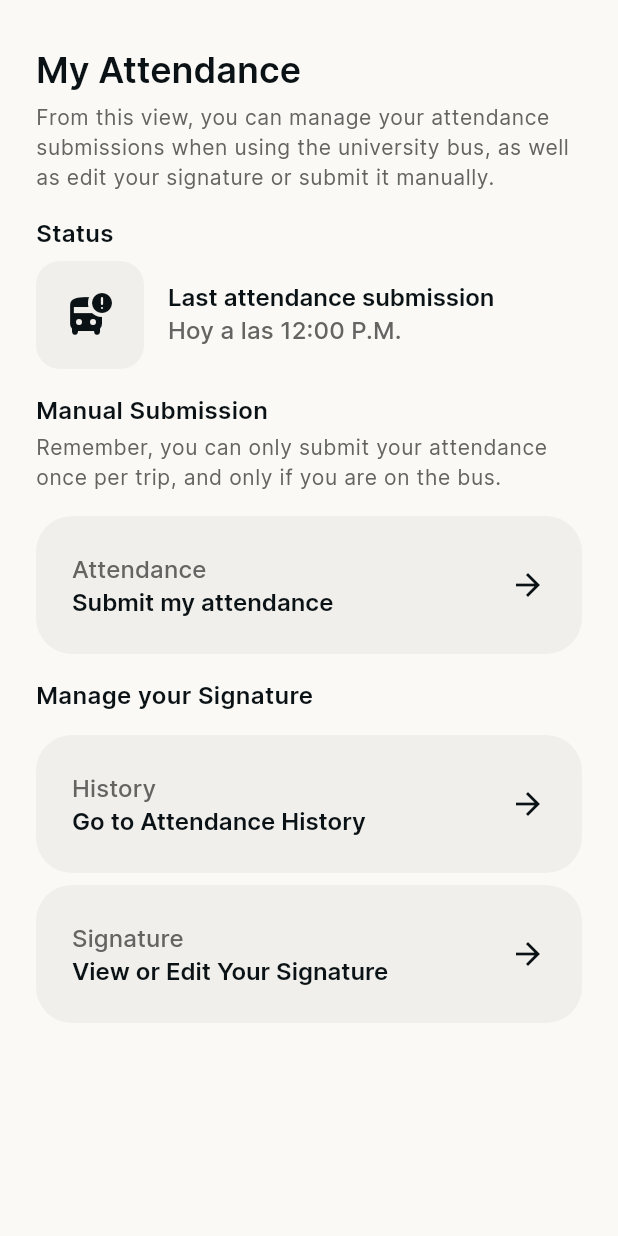
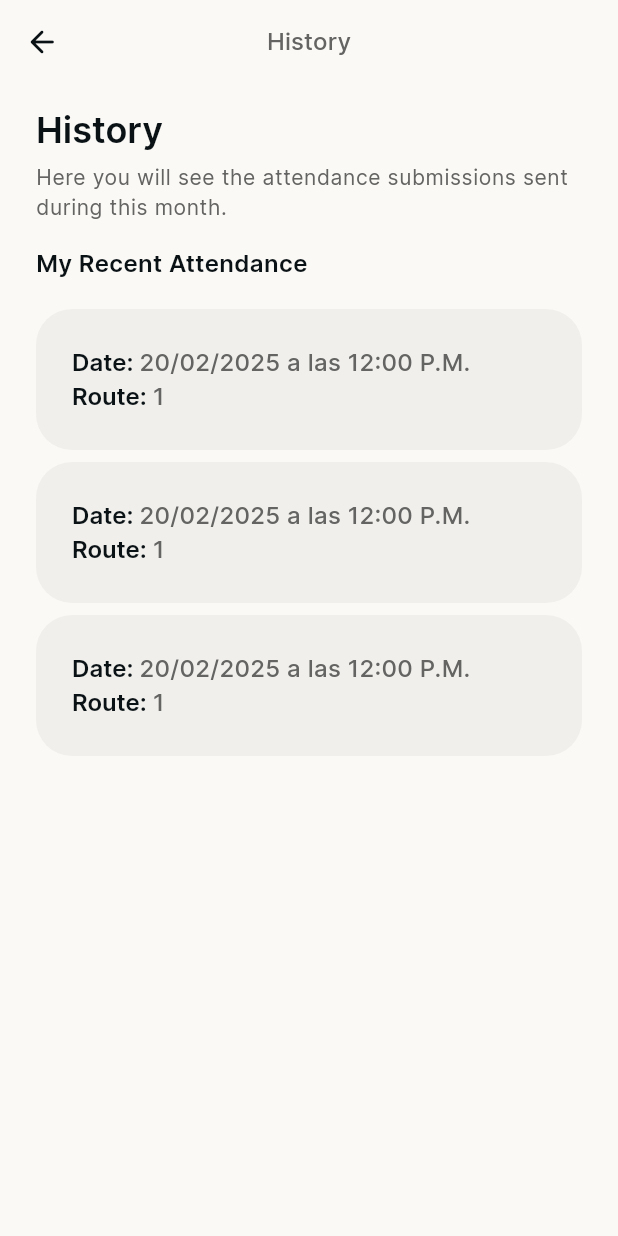
Before and after one commit to movilidad-up/simup-up-app, a Flutter app: the AttendanceView widget shown alone on an empty page, opened directly, after a tap on "History", on a phone screen of 412 x 824 dp. Run offline on Flutter 3.47's test engine with Material 3 defaults, Android fonts, the phone set to English and light mode, and no system bars; our stand-ins replace flutter_dotenv, flutter_local_notifications, flutter_styled_toast, flutter_svg, flutter_timezone, marquee and 7 more; missing offline and left inert: cron, zoom_widget; accounts and stored records are empty; generated files the repository leaves out were written again.

Commit message:
SMP-023 - Adds base history view on Attendance.

```diff
--- a/lib/l10n/app_en.arb
+++ b/lib/l10n/app_en.arb
@@ -163,10 +163,14 @@
   "attendance": "Attendance",
   "submitMyAttendance": "Submit my attendance",
   "manageAttendance": "Manage your Signature",
+  "myRecentAttendance": "My Recent Attendance",
   "history": "History",
+  "historyDescription": "Here you will see the attendance submissions sent during this month.",
   "goToHistory": "Go to Attendance History",
   "signature": "Signature",
   "goToSignature": "View or Edit Your Signature",
+  "date": "Date",
+  "route": "Route",
 
   "monday": "Monday",
   "tuesday": "Tuesday",
--- a/lib/l10n/app_es.arb
+++ b/lib/l10n/app_es.arb
@@ -164,10 +164,14 @@
   "attendance": "Asistencia",
   "submitMyAttendance": "Enviar mi asistencia",
   "manageAttendance": "Administra tu Firma",
+  "myRecentAttendance": "Mis Asistencias Recientes",
   "history": "Historial",
+  "historyDescription": "Acá se visualizarán las asistencias enviadas durante este mes.",
   "goToHistory": "Ir a Historial de Asistencias",
   "signature": "Firma",
   "goToSignature": "Visualiza o Edita tu Firma",
+  "date": "Fecha",
+  "route": "Ruta",
 
   "monday": "Lunes",
   "tuesday": "Martes",
--- a/lib/views/attendance_view.dart
+++ b/lib/views/attendance_view.dart
@@ -5,7 +5,9 @@ import 'package:flutter_gen/gen_l10n/app_localizations.dart';
 import 'package:http/http.dart' as http;
 import 'package:simup_up/views/components/action_card.dart';
 import 'package:simup_up/views/components/attendance_status.dart';
+import 'package:simup_up/views/history-view.dart';
 import 'package:simup_up/views/styles/spaces.dart';
+import 'package:simup_up/views/utils/custom-page-router.dart';
 
 class AttendanceView extends StatefulWidget {
   const AttendanceView({super.key});
@@ -105,7 +107,9 @@ class _AttendanceViewState extends State<AttendanceView> {
                   ),
                   VerticalSpacing(16.0),
                   ActionCard(
-                    onSchedulesTap: (){},
+                    onSchedulesTap: () {
+                      Navigator.of(context).push(CustomPageRoute(const HistoryView()));
+                    },
                     subtitle: AppLocalizations.of(context)!.history,
                     title: AppLocalizations.of(context)!.goToHistory,
                   ),
--- /dev/null
+++ b/lib/views/components/attendance-card.dart
@@ -0,0 +1,84 @@
+import 'package:flutter/material.dart';
+import 'package:simup_up/views/styles/spaces.dart';
+import 'package:flutter_gen/gen_l10n/app_localizations.dart';
+
+class AttendanceCard extends StatefulWidget {
+  final String date;
+  final String route;
+
+  const AttendanceCard({
+    Key? key,
+    required this.date, required this.route,
+  }) : super(key: key);
+
+  @override
+  State<AttendanceCard> createState() => _AttendanceCardState();
+}
+
+class _AttendanceCardState extends State<AttendanceCard> {
+  @override
+  Widget build(BuildContext context) {
+    return Material(
+      borderRadius: BorderRadius.circular(24.0),
+      color: Theme.of(context).colorScheme.surfaceContainer,
+      child: InkWell(
+        borderRadius: BorderRadius.circular(24.0),
+        onTap: (){},
+        child: Padding(
+          padding: const EdgeInsets.symmetric(vertical: 16.0, horizontal: 24.0),
+          child: Padding(
+            padding: EdgeInsets.symmetric(vertical: 8.0),
+            child: Row(
+              children: [
+                Expanded(
+                  child: Row(
+                    mainAxisAlignment: MainAxisAlignment.spaceBetween,
+                    children: [
+                      Flexible(
+                        child: Column(
+                          crossAxisAlignment: CrossAxisAlignment.start,
+                          children: [
+                            Row(
+                              children: [
+                                Text(
+                                  "${AppLocalizations.of(context)!.date}:",
+                                  style: Theme.of(context).textTheme.headlineMedium,
+                                  textScaler: const TextScaler.linear(1.0),
+                                ),
+                                HorizontalSpacing(4.0),
+                                Text(
+                                  widget.date,
+                                  style: Theme.of(context).textTheme.labelSmall,
+                                  textScaler: const TextScaler.linear(1.0),
+                                ),
+                              ],
+                            ),
+                            Row(
+                              children: [
+                                Text(
+                                  "${AppLocalizations.of(context)!.route}:",
+                                  style: Theme.of(context).textTheme.headlineMedium,
+                                  textScaler: const TextScaler.linear(1.0),
+                                ),
+                                HorizontalSpacing(4.0),
+                                Text(
+                                  widget.route,
+                                  style: Theme.of(context).textTheme.labelSmall,
+                                  textScaler: const TextScaler.linear(1.0),
+                                ),
+                              ],
+                            ),
+                          ],
+                        ),
+                      ),
+                    ],
+                  ),
+                ),
+              ],
+            ),
+          ),
+        ),
+      ),
+    );
+  }
+}
--- /dev/null
+++ b/lib/views/history-view.dart
@@ -0,0 +1,114 @@
+import 'package:flutter/material.dart';
+import 'package:simup_up/views/components/attendance-card.dart';
+import 'package:simup_up/views/styles/spaces.dart';
+import 'package:flutter_gen/gen_l10n/app_localizations.dart';
+
+import 'components/action_card.dart';
+
+class HistoryView extends StatefulWidget {
+  const HistoryView({Key? key}) : super(key: key);
+
+  @override
+  State<HistoryView> createState() => _HistoryViewState();
+}
+
+class _HistoryViewState extends State<HistoryView> {
+  @override
+  Widget build(BuildContext context) {
+    return PopScope(
+      canPop: false,
+      child: Scaffold(
+        backgroundColor: Theme.of(context).colorScheme.surface,
+        body: CustomScrollView(
+          slivers: [
+            SliverAppBar(
+              pinned: true,
+              centerTitle: true,
+              elevation: 4,
+              shadowColor: Colors.grey[100]!,
+              backgroundColor: Theme.of(context).colorScheme.surface,
+              scrolledUnderElevation: 0.4,
+              title: Text(
+                AppLocalizations.of(context)!.history,
+                style: Theme.of(context).textTheme.labelLarge,
+                textScaler: const TextScaler.linear(1.0),
+              ),
+              leading: IconButton(
+                  icon: Icon(
+                    Icons.arrow_back_rounded,
+                    color: Theme.of(context).colorScheme.onSurface,
+                  ),
+                  enableFeedback: false,
+                  onPressed: () {
+                    Navigator.of(context).pop();
+                  }
+              ),
+            ),
+            SliverList(
+              delegate: SliverChildListDelegate([
+                Padding(
+                  padding: const EdgeInsets.only(
+                      top: 16.0, bottom: 16.0, left: 24.0, right: 24.0),
+                  child: Align(
+                    alignment: Alignment.topLeft,
+                    child: Column(
+                      crossAxisAlignment: CrossAxisAlignment.start,
+                      children: [
+                        Text(
+                          AppLocalizations.of(context)!.history,
+                          style: Theme.of(context).textTheme.displayMedium,
+                        ),
+                        SizedBox(height: 8.0),
+                        Text(
+                          AppLocalizations.of(context)!.historyDescription,
+                          style: Theme.of(context).textTheme.bodySmall,
+                        ),
+                      ],
+                    ),
+                  ),
+                ),
+                Padding(
+                  padding: EdgeInsets.symmetric(horizontal: 24.0),
+                  child: Align(
+                    alignment: Alignment.centerLeft,
+                    child: Column(
+                      crossAxisAlignment: CrossAxisAlignment.start,
+                      children: [
+                        Text(
+                          AppLocalizations.of(context)!.myRecentAttendance,
+                          style: TextStyle(
+                            fontFamily: 'Inter',
+                            fontSize: 16.0,
+                            fontWeight: FontWeight.w600,
+                            color: Theme.of(context).colorScheme.onSurface,
+                          ),
+                          textScaler: const TextScaler.linear(1.0),
+                        ),
+                        SizedBox(height: 4.0),
+                        VerticalSpacing(16.0),
+                        AttendanceCard(
+                          date: "20/02/2025 a las 12:00 P.M.",
+                          route: "1",
+                        ),
+                        VerticalSpacing(8.0),
+                        AttendanceCard(
+                          date: "20/02/2025 a las 12:00 P.M.",
+                          route: "1",
+                        ),
+                        VerticalSpacing(8.0),
+                        AttendanceCard(
+                          date: "20/02/2025 a las 12:00 P.M.",
+                          route: "1",
+                        ),
+                      ],
+                    ),
+                  ),
+                ),
+              ]),
+            ),
+          ],
+        ),
+      ),
+    );
+  }
+}
```
